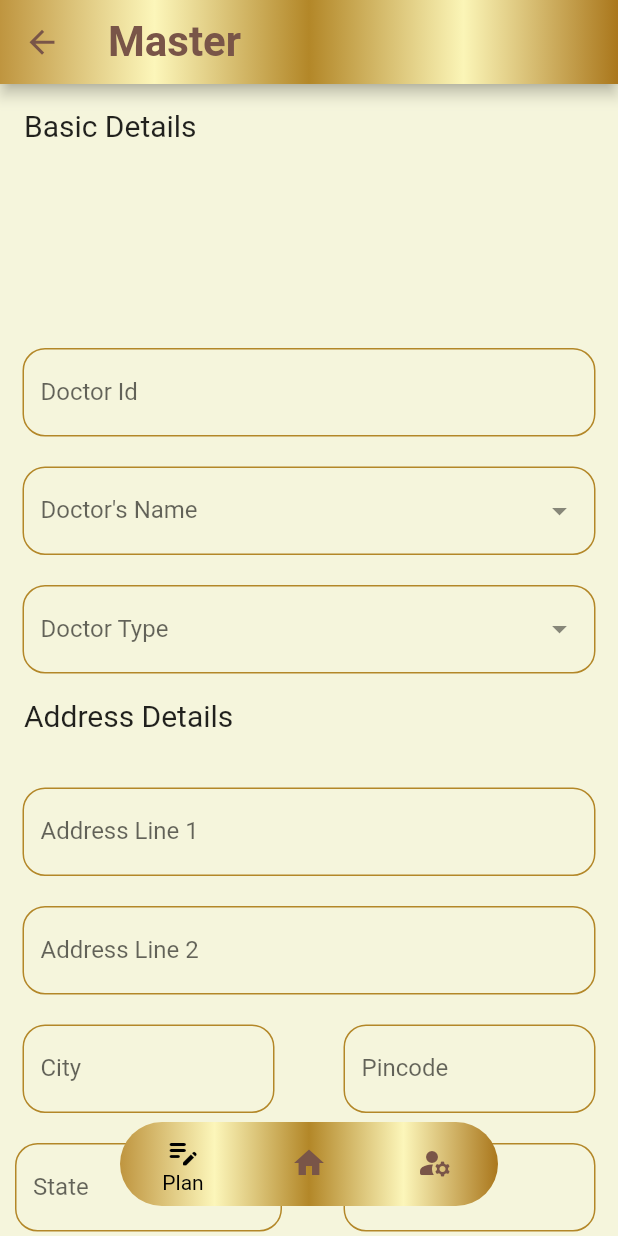
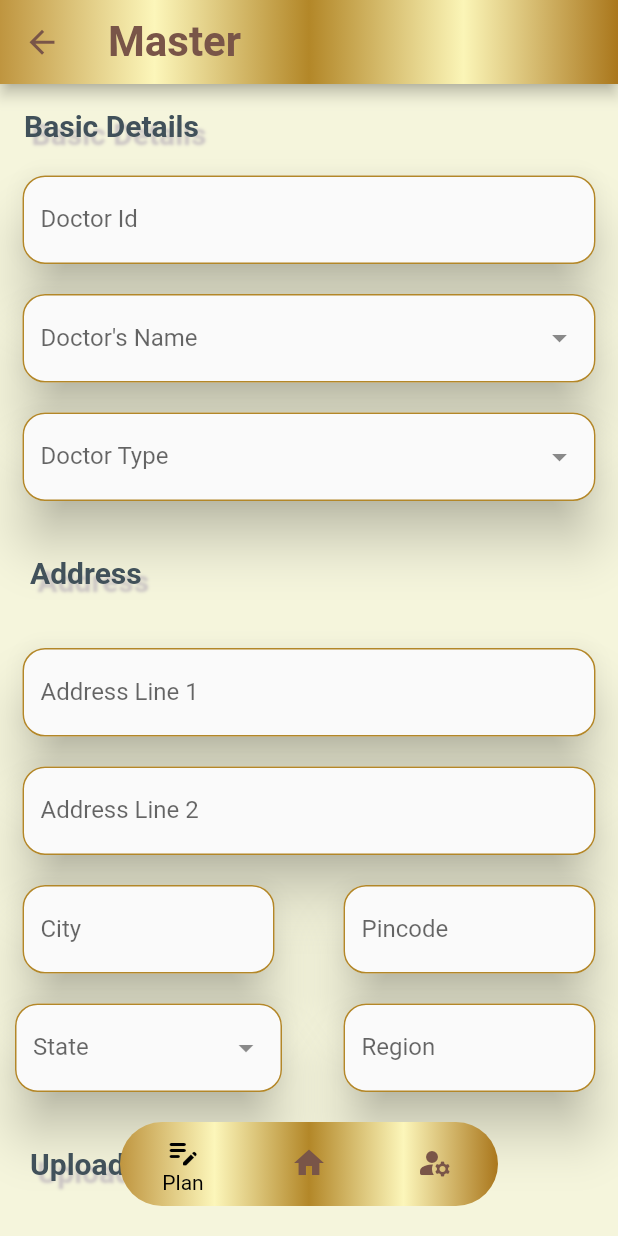
Before and after one commit to shivam-hub/mr-app, a Flutter app: the MasterScreen screen opened directly, on a phone screen of 412 x 824 dp. Run offline on Flutter 3.47's test engine with Material 2 defaults, Android fonts, the phone set to English and light mode, and no system bars; drawn by our look-alikes of dropdown_textfield; our stand-ins replace bloc, date_time_picker, equatable, flutter_bloc.

Commit message:
section header done, box shadow done

```diff
--- a/lib/screens/master_screen.dart
+++ b/lib/screens/master_screen.dart
@@ -62,10 +62,21 @@ class _MasterScreenState extends State<MasterScreen> {
               return ListView(
                 children: [
                   const ListTile(
+                    titleAlignment: ListTileTitleAlignment.top,
+                    textColor: Color.fromARGB(255, 65, 81, 90),
+                    titleTextStyle:
+                        TextStyle(fontWeight: FontWeight.w600, shadows: [
+                      Shadow(
+                        color:
+                            Color.fromARGB(255, 201, 195, 195), // shadow color
+                        offset: Offset(5.0, 5.0), // shadow offset
+                        blurRadius: 2.0, // shadow blur radius
+                      ),
+                    ]),
                     title:
                         Text('Basic Details', style: TextStyle(fontSize: 20)),
                   ),
-                  const SizedBox(height: 120),
+                  const SizedBox(height: 5),
                   TextFieldWidget(
                     label: "Doctor Id",
                     controller: _doctorIdController,
@@ -114,10 +125,20 @@ class _MasterScreenState extends State<MasterScreen> {
                     ),
                   ),
                   const ListTile(
-                    title:
-                        Text('Address Details', style: TextStyle(fontSize: 20)),
+                    contentPadding: EdgeInsets.all(20),
+                    textColor: Color.fromARGB(255, 65, 81, 90),
+                    titleTextStyle:
+                        TextStyle(fontWeight: FontWeight.w600, shadows: [
+                      Shadow(
+                        color:
+                            Color.fromARGB(255, 201, 195, 195), // shadow color
+                        offset: Offset(5.0, 5.0), // shadow offset
+                        blurRadius: 2.0, // shadow blur radius
+                      ),
+                    ]),
+                    title: Text('Address', style: TextStyle(fontSize: 20)),
                   ),
-                  const SizedBox(height: 20),
+                  const SizedBox(height: 2),
                   TextFieldWidget(
                     label: 'Address Line 1',
                     controller: _addressLine1Controller,
@@ -180,6 +201,20 @@ class _MasterScreenState extends State<MasterScreen> {
                       ),
                     ],
                   ),
+                  const ListTile(
+                    contentPadding: EdgeInsets.all(20),
+                    textColor: Color.fromARGB(255, 65, 81, 90),
+                    titleTextStyle:
+                        TextStyle(fontWeight: FontWeight.w600, shadows: [
+                      Shadow(
+                        color:
+                            Color.fromARGB(255, 201, 195, 195), // shadow color
+                        offset: Offset(5.0, 5.0), // shadow offset
+                        blurRadius: 2.0, // shadow blur radius
+                      ),
+                    ]),
+                    title: Text('Uploads', style: TextStyle(fontSize: 20)),
+                  ),
                   // Add your photo upload widget here
                   const SizedBox(height: 20),
                   Padding(
--- a/lib/widgets/date_picker_widget.dart
+++ b/lib/widgets/date_picker_widget.dart
@@ -47,6 +47,9 @@ class _DatePickerWidgetState extends State<DatePickerWidget> {
   Widget build(BuildContext context) {
     return GestureDetector(
       onTap: () => _selectDate(context),
+      child: Material(
+        elevation: 15,
+        borderRadius: BorderRadius.circular(15),
         child: Container(
           height: 50,
           width: 230,
@@ -69,6 +72,7 @@ class _DatePickerWidgetState extends State<DatePickerWidget> {
             ],
           ),
         ),
+      ),
     );
   }
 }
--- a/lib/widgets/dropdown_text_field.dart
+++ b/lib/widgets/dropdown_text_field.dart
@@ -35,7 +35,10 @@ class _DropdownTextFieldWidgetState extends State<DropdownTextFieldWidget> {
 
   @override
   Widget build(BuildContext context) {
-    return DropDownTextField(
+    return Material(
+      elevation: 15,
+      borderRadius: BorderRadius.circular(15),
+      child: DropDownTextField(
         dropDownList: widget.dropDownOption,
         dropdownColor: const Color.fromARGB(255, 236, 232, 185),
         enableSearch: widget.enableSearch,
@@ -54,6 +57,7 @@ class _DropdownTextFieldWidgetState extends State<DropdownTextFieldWidget> {
             borderSide: const BorderSide(color: AppColors.textFieldBorderColor),
           ),
         ),
+      ),
     );
   }
 }
--- a/lib/widgets/home_screen_card_widget.dart
+++ b/lib/widgets/home_screen_card_widget.dart
@@ -5,15 +5,18 @@ class HomeScreenCard extends StatelessWidget {
   final String label;
   final Icon icon;
 
-  const HomeScreenCard(
-      {super.key, required this.label, required this.icon});
+  const HomeScreenCard({super.key, required this.label, required this.icon});
 
   @override
   Widget build(BuildContext context) {
-    return Container(
+    return Padding(
+      padding: const EdgeInsets.all(8.0),
+      child: Material(
+        elevation: 15,
+        child: Container(
           height: 80,
           width: MediaQuery.of(context).size.width * 0.4,
-      margin: const EdgeInsets.all(8),
+          //margin: const EdgeInsets.all(8),
           decoration: BoxDecoration(
               gradient: LinearGradient(colors: [
             AppColors.appBarColor3.withOpacity(0.8),
@@ -30,6 +33,8 @@ class HomeScreenCard extends StatelessWidget {
                       fontWeight: FontWeight.bold))
             ],
           ),
+        ),
+      ),
     );
   }
 }
--- a/lib/widgets/text_field_widget.dart
+++ b/lib/widgets/text_field_widget.dart
@@ -21,6 +21,9 @@ class TextFieldWidget extends StatelessWidget {
   Widget build(BuildContext context) {
     return Padding(
       padding: const EdgeInsets.fromLTRB(15, 0, 15, 0),
+      child: Material(
+        elevation: 15,
+        borderRadius: BorderRadius.circular(15),
         child: TextField(
           readOnly: readOnly,
           controller: controller,
@@ -31,11 +34,14 @@ class TextFieldWidget extends StatelessWidget {
             floatingLabelStyle: const TextStyle(color: Colors.brown),
             enabledBorder: OutlineInputBorder(
               borderRadius: BorderRadius.circular(15),
-            borderSide: const BorderSide(color: AppColors.textFieldBorderColor),
+              borderSide:
+                  const BorderSide(color: AppColors.textFieldBorderColor),
             ),
             focusedBorder: OutlineInputBorder(
               borderRadius: BorderRadius.circular(15),
-            borderSide: const BorderSide(color: AppColors.textFieldBorderColor),
+              borderSide:
+                  const BorderSide(color: AppColors.textFieldBorderColor),
+            ),
           ),
         ),
       ),
--- a/lib/widgets/time_picker_widget.dart
+++ b/lib/widgets/time_picker_widget.dart
@@ -44,6 +44,9 @@ class _TimePickerWidgetState extends State<TimePickerWidget> {
   Widget build(BuildContext context) {
     return GestureDetector(
       onTap: () => _selectTime(context),
+      child: Material(
+        elevation: 15,
+        borderRadius: BorderRadius.circular(15),
         child: Container(
           height: 50,
           width: 230,
@@ -67,6 +70,7 @@ class _TimePickerWidgetState extends State<TimePickerWidget> {
             ],
           ),
         ),
+      ),
     );
   }
 }
```
Lines whose indentation alone changed are shown as unchanged.
